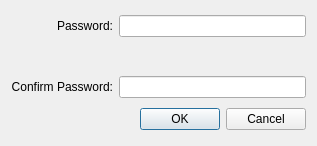
First picture: the form in NewPasswordDialog.ui, repository andrewrk/Secure-WordVault, before the edit.
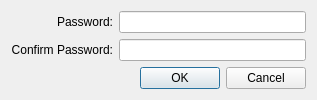
Second picture: the form after the edit. Custom widgets are drawn as their Qt base class.

Patch:
```diff
--- a/NewPasswordDialog.ui
+++ b/NewPasswordDialog.ui
@@ -7,7 +7,7 @@
     <x>0</x>
     <y>0</y>
     <width>317</width>
-    <height>146</height>
+    <height>95</height>
    </rect>
   </property>
   <property name="windowTitle">
@@ -26,7 +26,7 @@
        </property>
       </widget>
      </item>
-     <item row="2" column="0">
+     <item row="1" column="0">
       <widget class="QLabel" name="label_2">
        <property name="text">
         <string>Confirm Password:</string>
@@ -43,36 +43,10 @@
        </property>
       </widget>
      </item>
-     <item row="2" column="1">
-      <widget class="QLineEdit" name="txtConfirm">
-       <property name="echoMode">
-        <enum>QLineEdit::Password</enum>
-       </property>
-      </widget>
-     </item>
-     <item row="1" column="0">
-      <widget class="QLabel" name="label_3">
-       <property name="text">
-        <string/>
-       </property>
-       <property name="alignment">
-        <set>Qt::AlignRight|Qt::AlignTrailing|Qt::AlignVCenter</set>
-       </property>
-      </widget>
-     </item>
      <item row="1" column="1">
-      <widget class="PasswordStrengthWidget" name="strengthMeter" native="true">
-       <property name="sizePolicy">
-        <sizepolicy hsizetype="Expanding" vsizetype="Fixed">
-         <horstretch>0</horstretch>
-         <verstretch>0</verstretch>
-        </sizepolicy>
-       </property>
-       <property name="minimumSize">
-        <size>
-         <width>0</width>
-         <height>27</height>
-        </size>
+      <widget class="QLineEdit" name="txtConfirm">
+       <property name="echoMode">
+        <enum>QLineEdit::Password</enum>
        </property>
       </widget>
      </item>
@@ -90,14 +64,6 @@
    </item>
   </layout>
  </widget>
- <customwidgets>
-  <customwidget>
-   <class>PasswordStrengthWidget</class>
-   <extends>QWidget</extends>
-   <header>PasswordStrengthWidget.h</header>
-   <container>1</container>
-  </customwidget>
- </customwidgets>
  <tabstops>
   <tabstop>txtPassword</tabstop>
   <tabstop>txtConfirm</tabstop>
```
